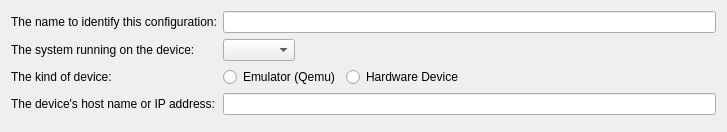
This is src/plugins/remotelinux/maemodeviceconfigwizardstartpage.ui in qt-creator/qt-creator as Qt 5 draws it before an edit. The edited form follows.
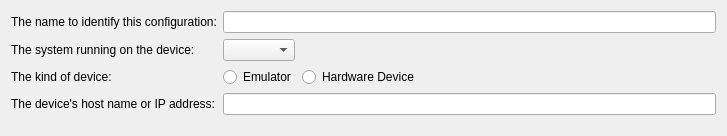
This is the edited form.

Commit message: RemoteLinux: Fix string.

```diff
--- a/src/plugins/remotelinux/maemodeviceconfigwizardstartpage.ui
+++ b/src/plugins/remotelinux/maemodeviceconfigwizardstartpage.ui
@@ -7,7 +7,7 @@
     <x>0</x>
     <y>0</y>
     <width>727</width>
-    <height>132</height>
+    <height>136</height>
    </rect>
   </property>
   <property name="windowTitle">
@@ -66,7 +66,7 @@
      <item>
       <widget class="QRadioButton" name="qemuButton">
        <property name="text">
-        <string>Emulator (Qemu)</string>
+        <string>Emulator</string>
        </property>
       </widget>
      </item>
```
Left out of the diff: 2 changed lines with no effect on the pictures. The commit also changes 2 other files.
